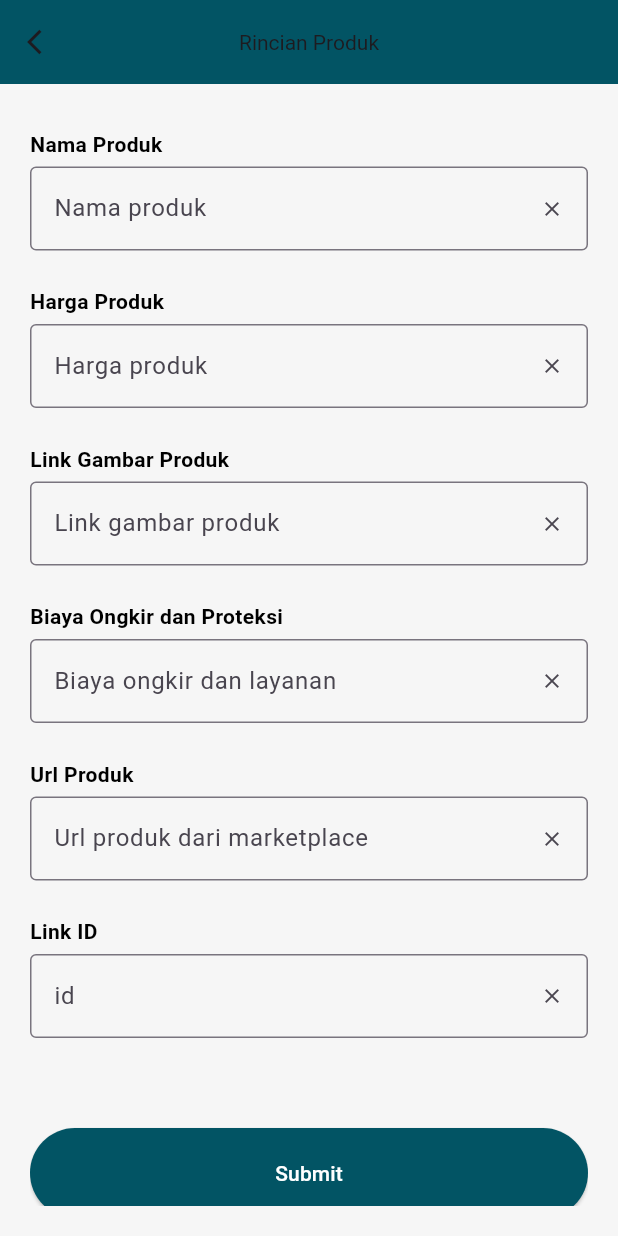
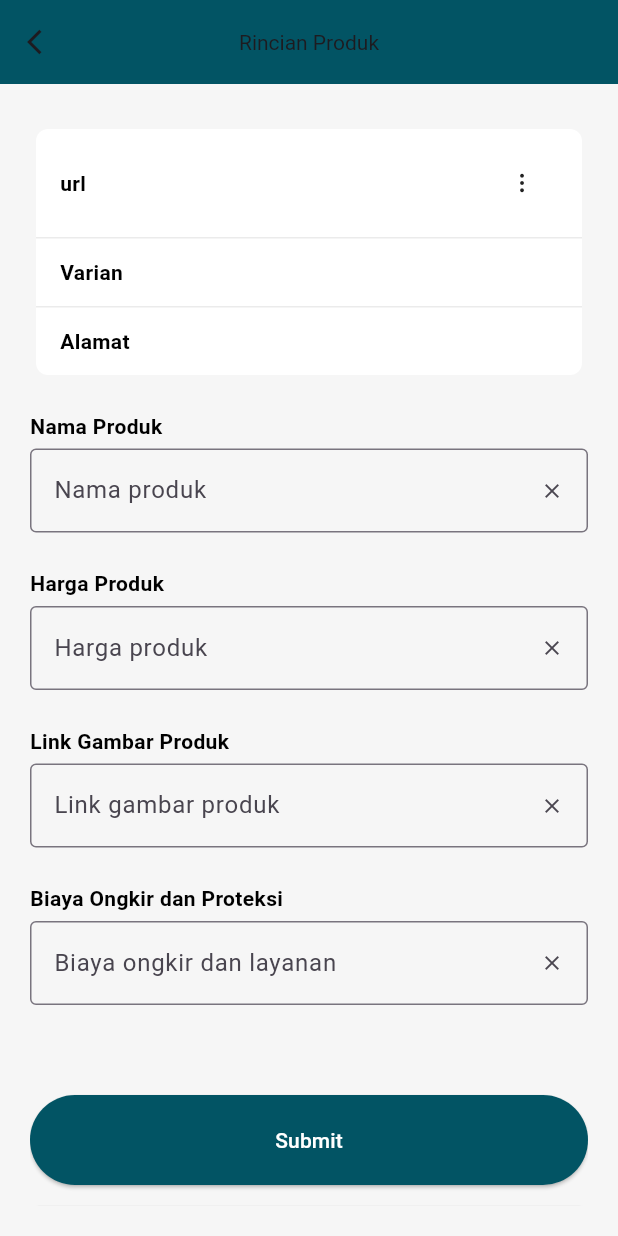
Before and after one commit to farhanf11/paylater-app, a Flutter app: the PostPengajuanProduk screen opened directly with empty values, after a tap on "Submit", on a phone screen of 412 x 824 dp. Run offline on Flutter 3.47's test engine with Material 3 defaults, Android fonts, the phone set to English and light mode, and no system bars; our stand-ins replace accordion, carousel_slider, dio, fluttericon, get, get_storage and 3 more; missing offline and left inert: number_paginator; accounts and stored records are empty; network calls fail.

Commit message:
perubahan post detail

```diff
--- a/lib/admin/admin_homepage.dart
+++ b/lib/admin/admin_homepage.dart
@@ -190,7 +190,7 @@ class _AdminHomePageState extends State<AdminHomePage> {
                                     ),
                                   ),
                                   Padding(
-                                    padding: EdgeInsets.all(8.0),
+                                    padding: const EdgeInsets.all(8.0),
                                     child: Obx(() => Text(
                                       permintaan.value,
                                       style: const TextStyle(
@@ -523,6 +523,9 @@ class _AdminHomePageState extends State<AdminHomePage> {
                                           builder: (BuildContext context) => PostPengajuanProduk(
                                             link_id: datas[index]['id'],
                                             user_id: datas[index]['user_id'],
+                                            url: datas[index]['url'],
+                                            address: datas[index]['address'],
+                                            note: datas[index]['note'],
                                           ),
                                         ),
                                       );},
@@ -605,6 +608,9 @@ class _AdminHomePageState extends State<AdminHomePage> {
                                                                       PostPengajuanProduk(
                                                                         link_id: datas[index]['id'],
                                                                         user_id: datas[index]['user_id'],
+                                                                        url: datas[index]['url'],
+                                                                        address: datas[index]['address'],
+                                                                        note: datas[index]['note'],
                                                                       )),
                                                             ),
                                                             child: const Text(
--- a/lib/admin/component/PermintaanLink.dart
+++ b/lib/admin/component/PermintaanLink.dart
@@ -235,6 +235,9 @@ class _PermintaanLinkState extends State<PermintaanLink> {
                               builder: (BuildContext context) => PostPengajuanProduk(
                                 link_id: datas[index]['id'],
                                 user_id: datas[index]['user_id'],
+                                url: datas[index]['url'],
+                                address: datas[index]['address'],
+                                note: datas[index]['note'],
                               ),
                             ),
                           );},
--- a/lib/admin/component/PostPengajuanProduk.dart
+++ b/lib/admin/component/PostPengajuanProduk.dart
@@ -1,6 +1,8 @@
 import 'dart:convert';
 
+import 'package:flutter/cupertino.dart';
 import 'package:flutter/material.dart';
+import 'package:flutter/services.dart';
 import 'package:get/get.dart';
 import 'package:http/http.dart';
 import 'package:paylater/admin/component/AdminNavbarBot.dart';
@@ -9,10 +11,14 @@ import '../../theme.dart';
 
 
 class PostPengajuanProduk extends StatefulWidget {
-  const PostPengajuanProduk({Key? key, required this.link_id, required this.user_id}) : super(key: key);
+  const PostPengajuanProduk({Key? key, required this.link_id, required this.user_id, required this.url, required this.address, required this.note}) : super(key: key);
 
   final int link_id;
   final int user_id;
+  final String url;
+  final String address;
+  final String note;
+
 
   @override
   State<PostPengajuanProduk> createState() => _PostPengajuanProdukState();
@@ -22,6 +28,10 @@ class _PostPengajuanProdukState extends State<PostPengajuanProduk> {
   String token = "";
   var user_id = 0;
   var link_id = 0;
+  var url = "";
+  var note = "";
+  var address = "";
+  bool isLoading = false;
 
   @override
   void initState() {
@@ -40,11 +50,9 @@ class _PostPengajuanProdukState extends State<PostPengajuanProduk> {
   final TextEditingController priceController = TextEditingController();
   final TextEditingController imageController = TextEditingController();
   final TextEditingController ongkirController = TextEditingController();
-  final TextEditingController urlController = TextEditingController();
-  final TextEditingController linkIdController = TextEditingController();
 
   void CreateOrder(String title, String price, String image,
-      String ongkir, String url, String link_id) async {
+      String ongkir) async {
     try {
       var response = await post(
           Uri.parse('https://paylater.harysusilo.my.id/api/admin/order-create/${widget.user_id}'),
@@ -56,8 +64,8 @@ class _PostPengajuanProdukState extends State<PostPengajuanProduk> {
             'price': price,
             'image': image,
             'ongkir': ongkir,
-            'url': url,
-            'link_id': link_id,
+            'url': widget.url,
+            'link_id': widget.link_id.toString(),
           });
       if (response.statusCode == 200) {
         var responseData = json.decode(response.body);
@@ -81,8 +89,9 @@ class _PostPengajuanProdukState extends State<PostPengajuanProduk> {
           showDialog(context: context, builder: (context) => alert);
         }
       }
-      if (response.statusCode == 422) {
+      if (response.statusCode != 200) {
         var responseData = json.decode(response.body);
+        print(responseData);
         AlertDialog alert = AlertDialog(
           title: Text(responseData['message']),
           actions: [
@@ -127,6 +136,161 @@ class _PostPengajuanProdukState extends State<PostPengajuanProduk> {
             children: [
               const SizedBox(
                 height: 10,
+              ),
+
+              Container(
+                margin: const EdgeInsets.symmetric(horizontal: 4),
+                decoration: BoxDecoration(
+                  color: Colors.white,
+                  borderRadius: BorderRadius.circular(8),
+                ),
+                child: Column(
+                  crossAxisAlignment: CrossAxisAlignment.stretch,
+                  mainAxisAlignment: MainAxisAlignment.spaceAround,
+                  children: [
+                    ///username
+                    Container(
+                      padding:
+                      const EdgeInsets.symmetric(horizontal: 16, vertical: 12),
+                      decoration: const BoxDecoration(
+                        border: Border(
+                            bottom: BorderSide(
+                                style: BorderStyle.solid,
+                                color: Color(0xffEBEBEB))),
+                      ),
+                      child: Row(
+                        mainAxisAlignment: MainAxisAlignment.spaceBetween,
+                        children: [
+                          const Text(
+                            'url',
+                            style: TextStyle(
+                                color: Colors.black,
+                                fontSize: 14,
+                                fontWeight: FontWeight.w600),
+                          ),
+                          Flexible(
+                              child: Text(
+                                widget.url.toString(),
+                                overflow: TextOverflow.ellipsis,
+                                style: const TextStyle(
+                                    color: Colors.black,
+                                    fontSize: 14,
+                                    fontWeight: FontWeight.w400),
+                              ),
+                          ),
+                          PopupMenuButton(
+                              child: const Align(
+                                alignment: Alignment.centerRight,
+                                child: Padding(
+                                  padding: EdgeInsets.all(16.0),
+                                  child: Icon(
+                                    CupertinoIcons.ellipsis_vertical,
+                                    size: 16,
+                                  ),
+                                ),
+                              ),
+                              itemBuilder: (context) => [
+                                PopupMenuItem(
+                                  value: 1,
+                                  child: TextButton(
+                                      onPressed: () async {
+                                        await Clipboard.setData(
+                                            ClipboardData(
+                                                text:
+                                                widget.url));
+                                        AlertDialog alert = AlertDialog(
+                                          title: const Text('Berhasil Menyalin Link'),
+                                          backgroundColor: Colors.white,
+                                          icon: const Icon(
+                                              CupertinoIcons
+                                                  .checkmark_seal_fill,
+                                              size: 20),
+                                          iconColor: PaylaterTheme.maincolor,
+                                          actions: [
+                                            TextButton(
+                                              child: const Text('Ok'),
+                                              onPressed: () =>
+                                                  Navigator.of(context).pop(),
+                                            ),
+                                          ],
+                                        );
+                                        showDialog(
+                                            context: context,
+                                            builder: (context) => alert);
+                                      },
+                                      child: const Text(
+                                        'salin',
+                                        style: TextStyle(color: Colors.black),
+                                      )),
+                                ),
+                              ])
+                        ],
+                      ),
+                    ),
+
+                    ///varian
+                    Container(
+                      padding:
+                      const EdgeInsets.symmetric(horizontal: 16, vertical: 12),
+                      decoration: const BoxDecoration(
+                        border: Border(
+                            bottom: BorderSide(
+                                style: BorderStyle.solid,
+                                color: Color(0xffEBEBEB))),
+                      ),
+                      child: Row(
+                        mainAxisAlignment: MainAxisAlignment.spaceBetween,
+                        children: [
+                          const Text(
+                            'Varian',
+                            style: TextStyle(
+                                color: Colors.black,
+                                fontSize: 14,
+                                fontWeight: FontWeight.w600),
+                          ),
+                          Text(
+                            widget.note,
+                            style: const TextStyle(
+                                color: Colors.black,
+                                fontSize: 14,
+                                fontWeight: FontWeight.w400),
+                          ),
+                        ],
+                      ),
+                    ),
+
+                    ///alamat
+                    Container(
+                      padding:
+                      const EdgeInsets.symmetric(horizontal: 16, vertical: 12),
+                      child: Row(
+                        mainAxisAlignment: MainAxisAlignment.spaceBetween,
+                        children: [
+                          const Text(
+                            'Alamat',
+                            style: TextStyle(
+                                color: Colors.black,
+                                fontSize: 14,
+                                fontWeight: FontWeight.w600),
+                          ),
+                          const SizedBox(width: 32,),
+                          Flexible(child: Text(
+                            widget.address,
+                            overflow: TextOverflow.ellipsis,
+                            style: const TextStyle(
+                                color: Colors.black,
+                                fontSize: 14,
+                                fontWeight: FontWeight.w400),
+                          ))
+                        ],
+                      ),
+                    ),
+                  ],
+                ),
+              ),
+
+              const SizedBox(
+                height: 24,
               ),
 
               ///Nama
@@ -256,71 +420,6 @@ class _PostPengajuanProdukState extends State<PostPengajuanProduk> {
                   ),
                 ],
               ),
-
-
-              const SizedBox(
-                height: 24,
-              ),
-
-              Column(
-                mainAxisAlignment: MainAxisAlignment.start,
-                crossAxisAlignment: CrossAxisAlignment.start,
-                children: [
-                  const Text(
-                    'Url Produk',
-                    style: TextStyle(
-                        fontSize: 14,
-                        fontWeight: FontWeight.w600,
-                        color: Colors.black),
-                  ),
-                  const SizedBox(
-                    height: 5,
-                  ),
-                  TextField(
-                    controller: urlController,
-                    decoration: InputDecoration(
-                      border: OutlineInputBorder(),
-                      hintText: 'Url produk dari marketplace',
-                      suffixIcon: IconButton(
-                        onPressed: urlController.clear,
-                        icon: const Icon(Icons.clear, size: 16),
-                      ),
-                    ),
-                  ),
-                ],
-              ),
-
-              const SizedBox(
-                height: 24,
-              ),
-
-              Column(
-                mainAxisAlignment: MainAxisAlignment.start,
-                crossAxisAlignment: CrossAxisAlignment.start,
-                children: [
-                  const Text(
-                    'Link ID',
-                    style: TextStyle(
-                        fontSize: 14,
-                        fontWeight: FontWeight.w600,
-                        color: Colors.black),
-                  ),
-                  const SizedBox(
-                    height: 5,
-                  ),
-                  TextField(
-                    controller: linkIdController,
-                    decoration: InputDecoration(
-                      border: const OutlineInputBorder(),
-                      hintText: 'id',
-                      suffixIcon: IconButton(
-                        onPressed: linkIdController.clear,
-                        icon: const Icon(Icons.clear, size: 16),
-                      ),
-                    ),
-                  ),
-                ],
-              )
             ],
           ),
           const SizedBox(height: 60),
@@ -345,9 +444,7 @@ class _PostPengajuanProdukState extends State<PostPengajuanProduk> {
                       priceController.text.toString(),
                       imageController.text.toString(),
                       ongkirController.text.toString(),
-                      urlController.text.toString(),
-                      linkIdController.text.toString()),
-                },
+                  )},
               ),
               const SizedBox(
                 height: 10,
--- a/lib/main.dart
+++ b/lib/main.dart
@@ -18,7 +18,7 @@ class MyApp extends StatelessWidget {
       theme: ThemeData(
         primarySwatch: Colors.blue,
       ),
-      home: AdminNavbarBot(),
+      home: LauncherPage(),
     );
   }
 }
--- a/lib/user/AkadCustomer.dart
+++ b/lib/user/AkadCustomer.dart
@@ -87,7 +87,7 @@ class _RincianAkadState extends State<RincianAkad> {
     });
   }
 
-  ///get rincian produk
+  ///get rincian link
   void GetOrderData() async {
     SharedPreferences prefs = await SharedPreferences.getInstance();
     setState(() {
@@ -117,7 +117,6 @@ class _RincianAkadState extends State<RincianAkad> {
           status.value = responseData['data']['order']['status'];
           order_id.value = responseData['data']['order']['id'];
           link_id.value = responseData['data']['order']['link_id'];
-          link_id.value = responseData['data']['order']['ongkir'];
           address.value = responseData['data']['user']['address'];
         }
       } else {
@@ -131,9 +130,7 @@ class _RincianAkadState extends State<RincianAkad> {
     });
   }
 
-  final TextEditingController addressController = TextEditingController();
   final TextEditingController tenorController = TextEditingController();
-  final TextEditingController catatanController = TextEditingController();
 
   ///post permintaan akad
   void AddOrder(String tenor) async {
```
